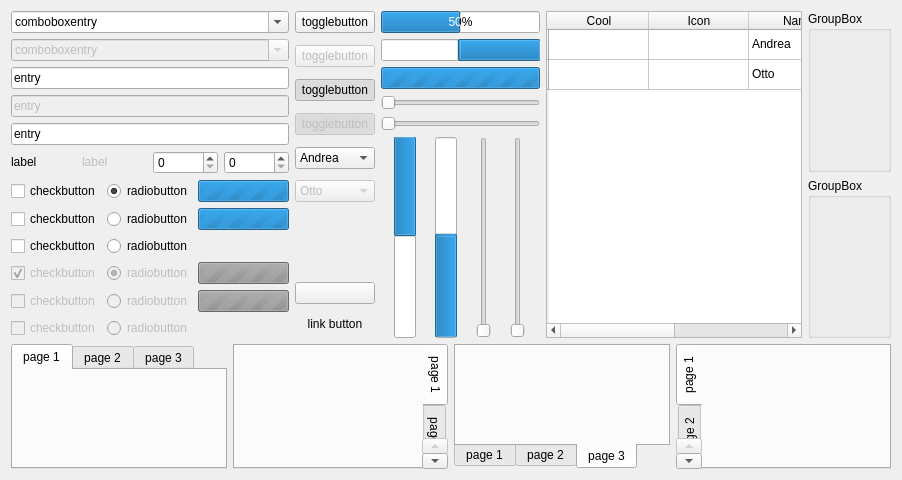
FedoraQt/adwaita-qt, file src/widgetshowcase.ui: the form before one commit.
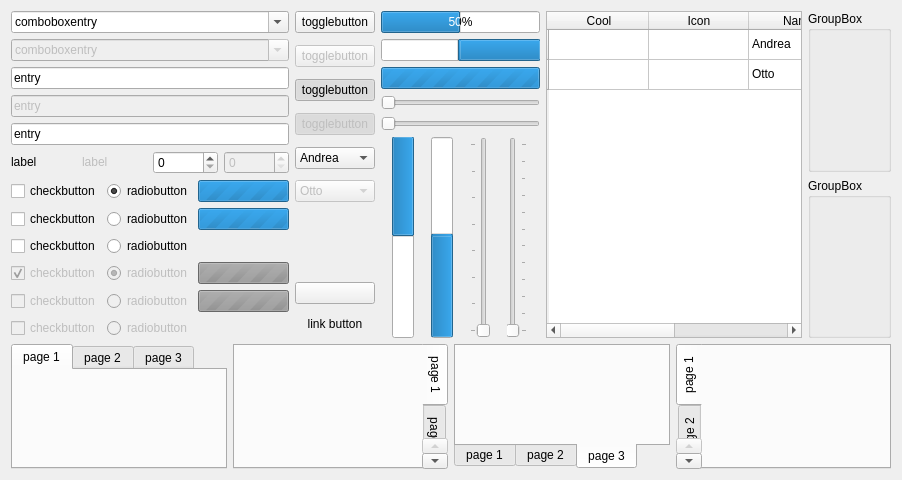
The form after the commit. Custom widgets are drawn as their Qt base class.

```diff
--- a/src/widgetshowcase.ui
+++ b/src/widgetshowcase.ui
@@ -157,6 +157,9 @@
          </item>
          <item>
           <widget class="KIntSpinBox" name="kintspinbox">
+           <property name="enabled">
+             <bool>false</bool>
+           </property>
            <property name="sizePolicy">
             <sizepolicy hsizetype="Minimum" vsizetype="Fixed">
              <horstretch>0</horstretch>
@@ -618,19 +621,43 @@
          </item>
          <item>
           <widget class="QSlider" name="slider_2">
+           <property name="minimum">
+             <number>0</number>
+           </property>
+           <property name="maximum">
+             <number>7</number>
+           </property>
            <property name="orientation">
             <enum>Qt::Vertical</enum>
            </property>
+           <property name="tickPosition">
+             <enum>QSlider::TicksLeft</enum>
+           </property>
+           <property name="tickInterval">
+             <number>1</number>
+           </property>
           </widget>
          </item>
          <item>
           <widget class="QSlider" name="slider_3">
+           <property name="minimum">
+             <number>0</number>
+           </property>
+           <property name="maximum">
+             <number>11</number>
+           </property>
            <property name="enabled">
             <bool>false</bool>
            </property>
            <property name="orientation">
             <enum>Qt::Vertical</enum>
            </property>
+           <property name="tickPosition">
+             <enum>QSlider::TicksRight</enum>
+           </property>
+           <property name="tickInterval">
+             <number>1</number>
+           </property>
           </widget>
          </item>
         </layout>
```
